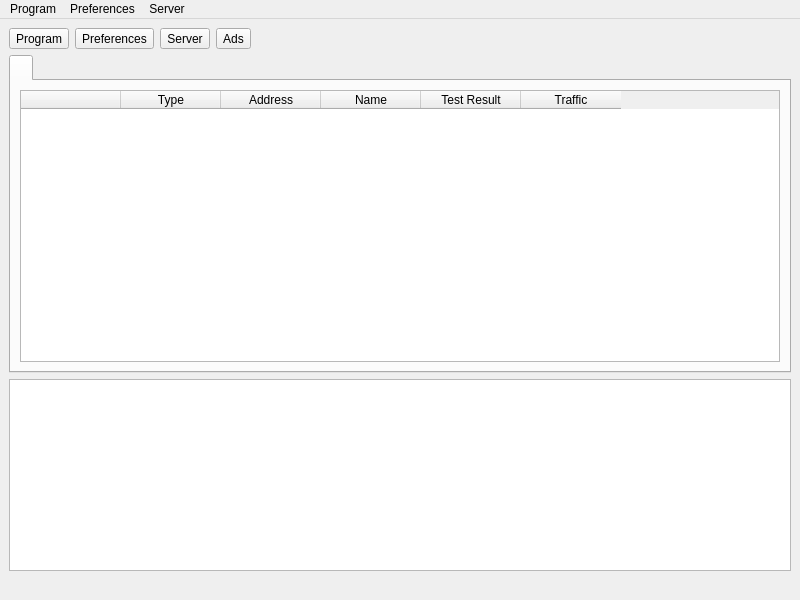
First picture: the form in ui/mainwindow.ui, repository MatsuriDayo/nekoray, before the edit.
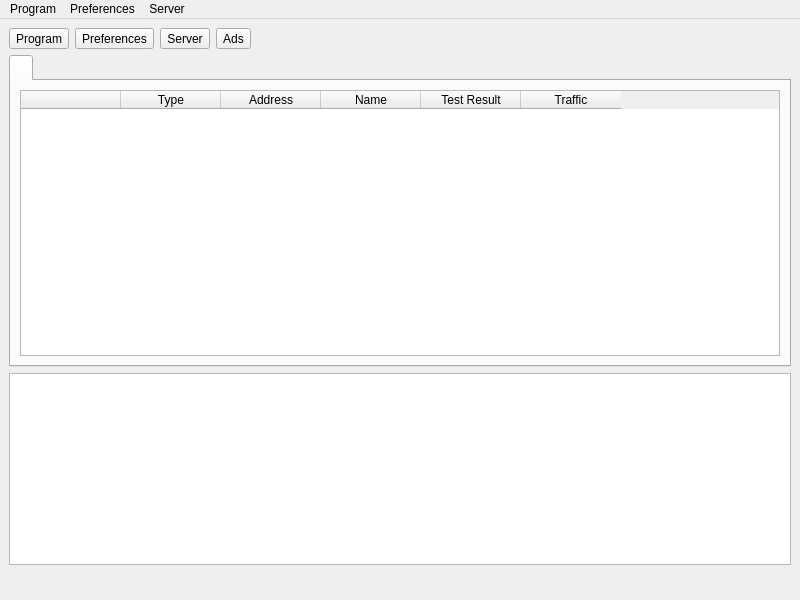
Second picture: the form after the edit. Icons and pictures are not drawn. Custom widgets are drawn as their Qt base class.

The edit to the form file:
```diff
--- a/ui/mainwindow.ui
+++ b/ui/mainwindow.ui
@@ -188,6 +188,22 @@
         </property>
        </widget>
       </item>
+      <item>
+       <spacer name="horizontalSpacer_2">
+        <property name="orientation">
+         <enum>Qt::Horizontal</enum>
+        </property>
+        <property name="sizeType">
+         <enum>QSizePolicy::Maximum</enum>
+        </property>
+        <property name="sizeHint" stdset="0">
+         <size>
+          <width>0</width>
+          <height>20</height>
+         </size>
+        </property>
+       </spacer>
+      </item>
       <item>
        <widget class="QLabel" name="label_inbound">
         <property name="text">
```
